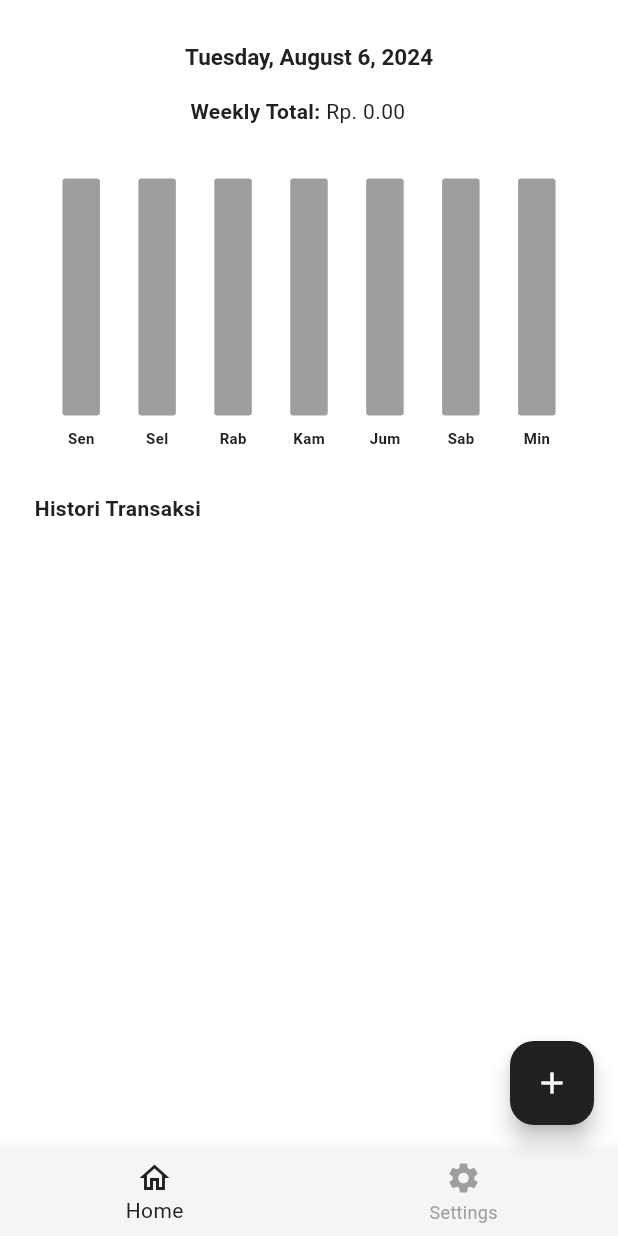
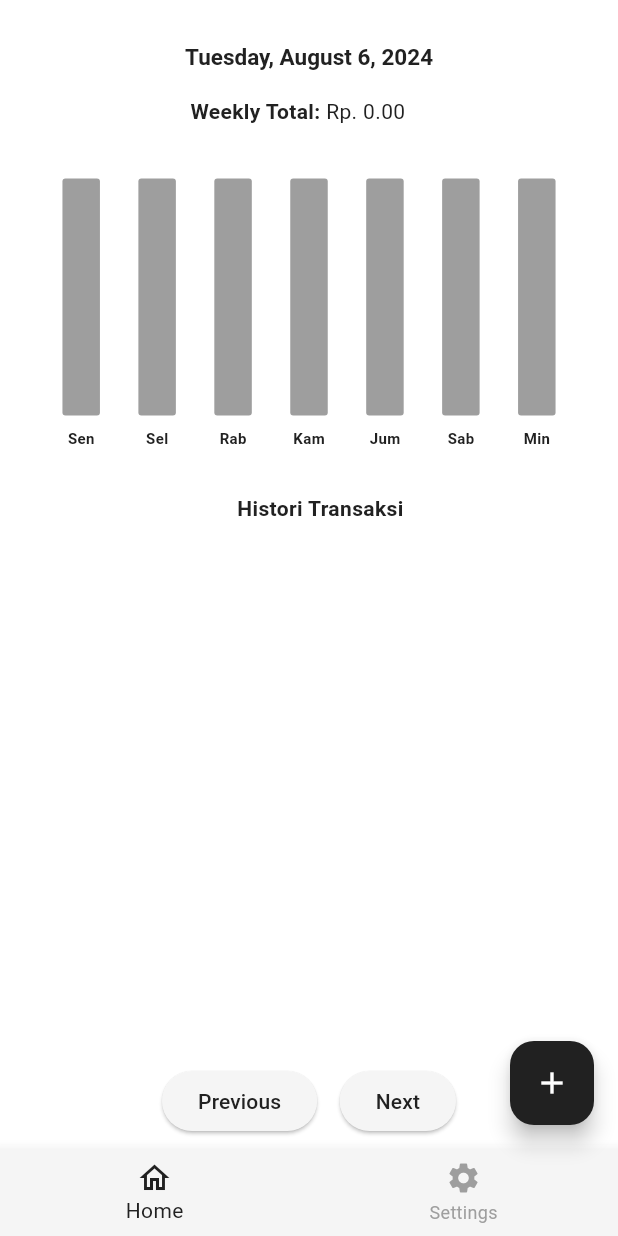
Before and after one commit to soulqge/hello_world, a Flutter app: the HomePage screen opened by its route, on a phone screen of 412 x 824 dp. Run offline on Flutter 3.47's test engine with Material 3 defaults, Android fonts, the phone set to English and light mode, and no system bars; drawn by our look-alikes of fl_chart; our stand-ins replace flutter_slidable, hive_flutter; accounts and stored records are empty.

Commit message:
Add pagination
update the expense_data.dart and home.dart

```diff
--- a/lib/data/expense_data.dart
+++ b/lib/data/expense_data.dart
@@ -6,12 +6,15 @@ import 'package:hive_flutter/hive_flutter.dart';
 
 class ExpenseData extends ChangeNotifier {
   List<ExpenseItem> listPengeluaranKeseluruhan = [];
+  int _currentPage = 1;
+  final int _pageSize = 4;
 
+  final db = HiveDatabase();
+
+  // Fetch all expense items
   List<ExpenseItem> getAllExpenseList() {
     return listPengeluaranKeseluruhan;
   }
-
-  final db = HiveDatabase();
 
   void prepareData() {
     if (db.readData().isNotEmpty) {
@@ -19,74 +22,71 @@ class ExpenseData extends ChangeNotifier {
     }
   }
 
-  // tambah pengeluaran
+  // Getter for current page
+  int get currentPage => _currentPage;
+
+  // Getter for page size
+  int get pageSize => _pageSize;
+
+  void setCurrentPage(int newPage) {
+    _currentPage = newPage;
+    notifyListeners();
+  }
+
+  List<ExpenseItem> getCurrentPageItems() {
+    int startIndex = (_currentPage - 1) * _pageSize;
+    int endIndex = startIndex + _pageSize;
+
+    return listPengeluaranKeseluruhan.sublist(
+      startIndex,
+      endIndex > listPengeluaranKeseluruhan.length ? listPengeluaranKeseluruhan.length : endIndex,
+    );
+  }
+
   void tambahPengeluaran(ExpenseItem newPengeluaran) {
     listPengeluaranKeseluruhan.add(newPengeluaran);
-
     notifyListeners();
     db.savedData(listPengeluaranKeseluruhan);
   }
 
-  // hapus pengeluaran
   void hapusPengeluaran(ExpenseItem hapusPengeluaran) {
     listPengeluaranKeseluruhan.remove(hapusPengeluaran);
-
     notifyListeners();
     db.savedData(listPengeluaranKeseluruhan);
   }
 
-  // update pengeluaran
   void updatePengeluaran(ExpenseItem updatedPengeluaran) {
-    // Find the index of the item to be updated
     int index = listPengeluaranKeseluruhan.indexWhere((expense) => expense.id == updatedPengeluaran.id);
-
-    // Update the item if found
     if (index != -1) {
       listPengeluaranKeseluruhan[index] = updatedPengeluaran;
-
       notifyListeners();
       db.savedData(listPengeluaranKeseluruhan);
     }
   }
 
-  // ambil hari untuk graph
   String ambilHari(DateTime hari) {
-    switch (hari.weekday.toInt()) {
-      case 1:
-        return 'Sen';
-      case 2:
-        return 'Sel';
-      case 3:
-        return 'Rab';
-      case 4:
-        return 'Kam';
-      case 5:
-        return 'Jum';
-      case 6:
-        return 'Sab';
-      case 7:
-        return 'Min';
-      default:
-        return '';
+    switch (hari.weekday) {
+      case 1: return 'Sen';
+      case 2: return 'Sel';
+      case 3: return 'Rab';
+      case 4: return 'Kam';
+      case 5: return 'Jum';
+      case 6: return 'Sab';
+      case 7: return 'Min';
+      default: return '';
     }
   }
 
-  // ambil data untuk awal minggu (Senin)
   DateTime awalMingguHari() {
-    DateTime? awalMinggu;
     DateTime today = DateTime.now();
-
     for (int i = 0; i < 7; i++) {
       if (ambilHari(today.subtract(Duration(days: i))) == 'Sen') {
-        awalMinggu = today.subtract(Duration(days: i));
-        break;
+        return today.subtract(Duration(days: i));
       }
     }
-
-    return awalMinggu!;
+    return today;
   }
 
-  // daily spend
   Map<String, double> hitungPengeluaranHarian() {
     Map<String, double> rangkumanPengeluaranHarian = {};
 
@@ -95,11 +95,9 @@ class ExpenseData extends ChangeNotifier {
       double jumlah = double.parse(pengeluaran.jumlah);
 
       if (rangkumanPengeluaranHarian.containsKey(tanggalData)) {
-        double jumlahSekarang = rangkumanPengeluaranHarian[tanggalData]!;
-        jumlahSekarang += jumlah;
-        rangkumanPengeluaranHarian[tanggalData] = jumlahSekarang;
+        rangkumanPengeluaranHarian[tanggalData] = rangkumanPengeluaranHarian[tanggalData]! + jumlah;
       } else {
-        rangkumanPengeluaranHarian.addAll({tanggalData: jumlah});
+        rangkumanPengeluaranHarian[tanggalData] = jumlah;
       }
     }
 
--- a/lib/pages/home.dart
+++ b/lib/pages/home.dart
@@ -1,15 +1,12 @@
-import 'package:hello_world/graph/bar-graph-week.dart';
-import 'package:flutter/cupertino.dart';
 import 'package:flutter/material.dart';
-import 'package:flutter/widgets.dart';
-import 'package:intl/intl.dart';
 import 'package:provider/provider.dart';
 import 'package:hello_world/components/expense-summary.dart';
 import 'package:hello_world/components/expense-tile.dart';
 import 'package:hello_world/data/expense_data.dart';
 import 'package:hello_world/models/expense_item.dart';
 import 'package:hello_world/navbar/navbar.dart';
-import 'package:uuid/uuid.dart'; // For generating unique IDs
+import 'package:uuid/uuid.dart';
+import 'package:intl/intl.dart';
 
 class HomePage extends StatefulWidget {
   const HomePage({super.key});
@@ -18,8 +15,7 @@ class HomePage extends StatefulWidget {
   State<HomePage> createState() => _HomePageState();
 }
 
-class _HomePageState extends State<HomePage>
-    with SingleTickerProviderStateMixin {
+class _HomePageState extends State<HomePage> {
   final nPengeluaranController = TextEditingController();
   final jPengeluaranController = TextEditingController();
   final _formKey = GlobalKey<FormState>();
@@ -28,7 +24,6 @@ class _HomePageState extends State<HomePage>
   @override
   void initState() {
     super.initState();
-    // prepare data at startup
     Provider.of<ExpenseData>(context, listen: false).prepareData();
   }
 
@@ -48,16 +43,12 @@ class _HomePageState extends State<HomePage>
                   controller: nPengeluaranController,
                   decoration: InputDecoration(
                     hintText: 'Jenis Pengeluaran',
-                    labelStyle: TextStyle(
-                        color: Theme.of(context).colorScheme.inversePrimary),
+                    labelStyle: TextStyle(color: Theme.of(context).colorScheme.inversePrimary),
                     enabledBorder: UnderlineInputBorder(
-                        borderSide: BorderSide(
-                            color:
-                                Theme.of(context).colorScheme.inversePrimary)),
+                      borderSide: BorderSide(color: Theme.of(context).colorScheme.inversePrimary),
+                    ),
                     focusedBorder: UnderlineInputBorder(
-                      borderSide: BorderSide(
-                          color: Colors
-                              .green),
+                      borderSide: BorderSide(color: Colors.green),
                     ),
                   ),
                   validator: (value) {
@@ -72,16 +63,12 @@ class _HomePageState extends State<HomePage>
                   keyboardType: TextInputType.number,
                   decoration: InputDecoration(
                     hintText: 'Jumlah Pengeluaran',
-                    labelStyle: TextStyle(
-                        color: Theme.of(context).colorScheme.inversePrimary),
+                    labelStyle: TextStyle(color: Theme.of(context).colorScheme.inversePrimary),
                     enabledBorder: UnderlineInputBorder(
-                        borderSide: BorderSide(
-                            color:
-                                Theme.of(context).colorScheme.inversePrimary)),
+                      borderSide: BorderSide(color: Theme.of(context).colorScheme.inversePrimary),
+                    ),
                     focusedBorder: UnderlineInputBorder(
-                      borderSide: BorderSide(
-                          color: Colors
-                              .green),
+                      borderSide: BorderSide(color: Colors.green),
                     ),
                   ),
                   validator: (value) {
@@ -116,62 +103,17 @@ class _HomePageState extends State<HomePage>
     );
   }
 
-  void edit(ExpenseItem expense) {
-    ExpenseItem updatedPengeluaran = ExpenseItem(
-      id: expense.id,
-      nama: nPengeluaranController.text,
-      jumlah: jPengeluaranController.text,
-      tanggal: expense.tanggal,
-    );
-
-    Provider.of<ExpenseData>(context, listen: false)
-        .updatePengeluaran(updatedPengeluaran);
-
-    Navigator.pop(context);
-    clear();
-  }
-
-  void hapus(ExpenseItem expense) {
-    showDialog(
-      context: context,
-      builder: (context) => AlertDialog(
-        backgroundColor: Colors.white,
-        title: Text("Hapus Pengeluaran"),
-        content: Text("Apakah Anda yakin ingin menghapus pengeluaran ini?"),
-        actions: [
-          MaterialButton(
-            onPressed: () {
-              Navigator.pop(context);
-            },
-            child: Text('Batal'),
-          ),
-          MaterialButton(
-            onPressed: () {
-              Provider.of<ExpenseData>(context, listen: false)
-                  .hapusPengeluaran(expense);
-              Navigator.pop(context);
-            },
-            child: Text('Hapus'),
-            splashColor: Colors.red,
-          ),
-        ],
-      ),
-    );
-  }
-
   void tambah() {
     var uuid = Uuid();
     ExpenseItem pengeluaranBaru = ExpenseItem(
-      id: uuid.v4(), // buat id baru setiap add pengeluaran
+      id: uuid.v4(),
       nama: nPengeluaranController.text,
       jumlah: jPengeluaranController.text,
       tanggal: DateTime.now(),
     );
-    Provider.of<ExpenseData>(context, listen: false)
-        .tambahPengeluaran(pengeluaranBaru);
+    Provider.of<ExpenseData>(context, listen: false).tambahPengeluaran(pengeluaranBaru);
 
     Navigator.pop(context);
-
     clear();
   }
 
@@ -194,16 +136,12 @@ class _HomePageState extends State<HomePage>
                   controller: nPengeluaranController,
                   decoration: InputDecoration(
                     hintText: 'Jenis Pengeluaran',
-                    labelStyle: TextStyle(
-                        color: Theme.of(context).colorScheme.inversePrimary),
+                    labelStyle: TextStyle(color: Theme.of(context).colorScheme.inversePrimary),
                     enabledBorder: UnderlineInputBorder(
-                        borderSide: BorderSide(
-                            color:
-                                Theme.of(context).colorScheme.inversePrimary)),
+                      borderSide: BorderSide(color: Theme.of(context).colorScheme.inversePrimary),
+                    ),
                     focusedBorder: UnderlineInputBorder(
-                      borderSide: BorderSide(
-                          color: Colors
-                              .green),
+                      borderSide: BorderSide(color: Colors.green),
                     ),
                   ),
                   validator: (value) {
@@ -218,16 +156,12 @@ class _HomePageState extends State<HomePage>
                   keyboardType: TextInputType.number,
                   decoration: InputDecoration(
                     hintText: 'Jumlah Pengeluaran',
-                    labelStyle: TextStyle(
-                        color: Theme.of(context).colorScheme.inversePrimary),
+                    labelStyle: TextStyle(color: Theme.of(context).colorScheme.inversePrimary),
                     enabledBorder: UnderlineInputBorder(
-                        borderSide: BorderSide(
-                            color:
-                                Theme.of(context).colorScheme.inversePrimary)),
+                      borderSide: BorderSide(color: Theme.of(context).colorScheme.inversePrimary),
+                    ),
                     focusedBorder: UnderlineInputBorder(
-                      borderSide: BorderSide(
-                          color: Colors
-                              .green),
+                      borderSide: BorderSide(color: Colors.green),
                     ),
                   ),
                   validator: (value) {
@@ -252,10 +186,45 @@ class _HomePageState extends State<HomePage>
           MaterialButton(
             onPressed: () {
               if (_editFormKey.currentState!.validate()) {
-                edit(expense);
+                var updatedExpense = ExpenseItem(
+                  id: expense.id,
+                  nama: nPengeluaranController.text,
+                  jumlah: jPengeluaranController.text,
+                  tanggal: expense.tanggal,
+                );
+                Provider.of<ExpenseData>(context, listen: false).updatePengeluaran(updatedExpense);
+                Navigator.pop(context);
+                clear();
               }
             },
             child: Text('Simpan'),
+          ),
+        ],
+      ),
+    );
+  }
+
+  void hapus(ExpenseItem expense) {
+    showDialog(
+      context: context,
+      builder: (context) => AlertDialog(
+        backgroundColor: Colors.white,
+        title: Text("Hapus Pengeluaran"),
+        content: Text("Apakah Anda yakin ingin menghapus pengeluaran ini?"),
+        actions: [
+          MaterialButton(
+            onPressed: () {
+              Navigator.pop(context);
+            },
+            child: Text('Batal'),
+          ),
+          MaterialButton(
+            onPressed: () {
+              Provider.of<ExpenseData>(context, listen: false).hapusPengeluaran(expense);
+              Navigator.pop(context);
+            },
+            child: Text('Hapus'),
+            splashColor: Colors.red,
           ),
         ],
       ),
@@ -274,11 +243,9 @@ class _HomePageState extends State<HomePage>
 
   @override
   Widget build(BuildContext context) {
-    return WillPopScope(
-      onWillPop: () async {
-        return false;
-      },
-      child: Consumer<ExpenseData>(
+    List<ExpenseItem> currentPageItems = Provider.of<ExpenseData>(context).getCurrentPageItems();
+
+    return Consumer<ExpenseData>(
       builder: (context, value, child) => Scaffold(
         appBar: AppBar(
           automaticallyImplyLeading: false,
@@ -306,12 +273,10 @@ class _HomePageState extends State<HomePage>
         ),
         body: Padding(
           padding: const EdgeInsets.all(8.0),
-            child: ListView(
+          child: Column(
             children: [
               ExpenseSummary(awalMinggu: value.awalMingguHari()),
-                SizedBox(
-                  height: 20,
-                ),
+              SizedBox(height: 20),
               Padding(
                 padding: EdgeInsets.only(left: 15),
                 child: Text(
@@ -319,26 +284,50 @@ class _HomePageState extends State<HomePage>
                   style: TextStyle(
                       fontWeight: FontWeight.bold,
                       color: Theme.of(context).colorScheme.inversePrimary),
-                    )),
-                ListView.builder(
-                    shrinkWrap: true,
-                    physics: const NeverScrollableScrollPhysics(),
-                    itemCount: value.getAllExpenseList().length,
-                    itemBuilder: (context, index) => ExpenseTile(
-                          nama: value.getAllExpenseList()[index].nama,
-                          jumlah: value.getAllExpenseList()[index].jumlah,
-                          tanggal: value.getAllExpenseList()[index].tanggal,
-                          deleteTapped: (p0) =>
-                              hapus(value.getAllExpenseList()[index]),
-                          editTapped: (p0) =>
-                              editPengeluaran(value.getAllExpenseList()[index]),
-                        )),
+                ),
+              ),
+              Expanded(
+                child: ListView.builder(
+                  itemCount: currentPageItems.length,
+                  itemBuilder: (context, index) {
+                    ExpenseItem expense = currentPageItems[index];
+                    return ExpenseTile(
+                      nama: expense.nama,
+                      jumlah: expense.jumlah,
+                      tanggal: expense.tanggal,
+                      deleteTapped: (p0) => hapus(expense),
+                      editTapped: (p0) => editPengeluaran(expense),
+                    );
+                  },
+                ),
+              ),
+              Row(
+                mainAxisAlignment: MainAxisAlignment.center,
+                children: [
+                  ElevatedButton(
+                    onPressed: () {
+                      if (value.currentPage > 1) {
+                        value.setCurrentPage(value.currentPage - 1);
+                      }
+                    },
+                    child: Text('Previous', style: TextStyle(color: Theme.of(context).colorScheme.inversePrimary),),
+                  ),
+                  SizedBox(width: 15,),
+                  ElevatedButton(
+                    onPressed: () {
+                      if ((value.currentPage * value.pageSize) < value.listPengeluaranKeseluruhan.length) {
+                        value.setCurrentPage(value.currentPage + 1);
+                      }
+                    },
+                    child: Text('Next', style: TextStyle(color: Theme.of(context).colorScheme.inversePrimary)),
+                  ),
+                ],
+              ),
             ],
           ),
         ),
         bottomNavigationBar: BottomNav(selectedItem: 0),
       ),
-      ),
     );
   }
 }
```
Lines whose indentation alone changed are shown as unchanged.
